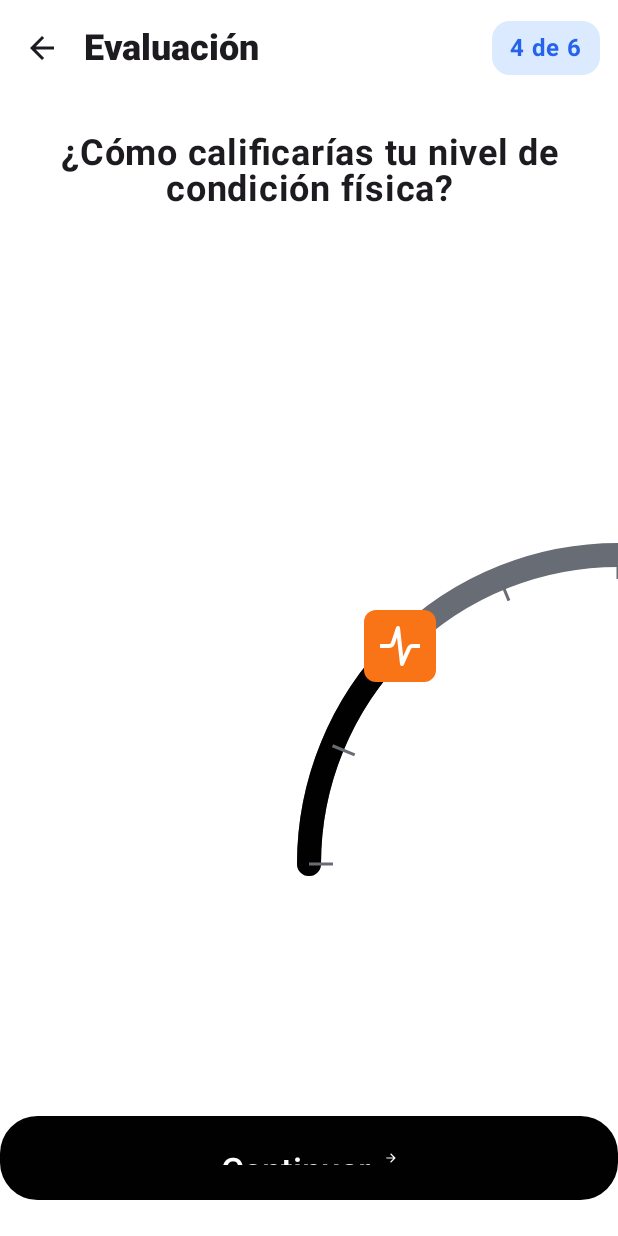
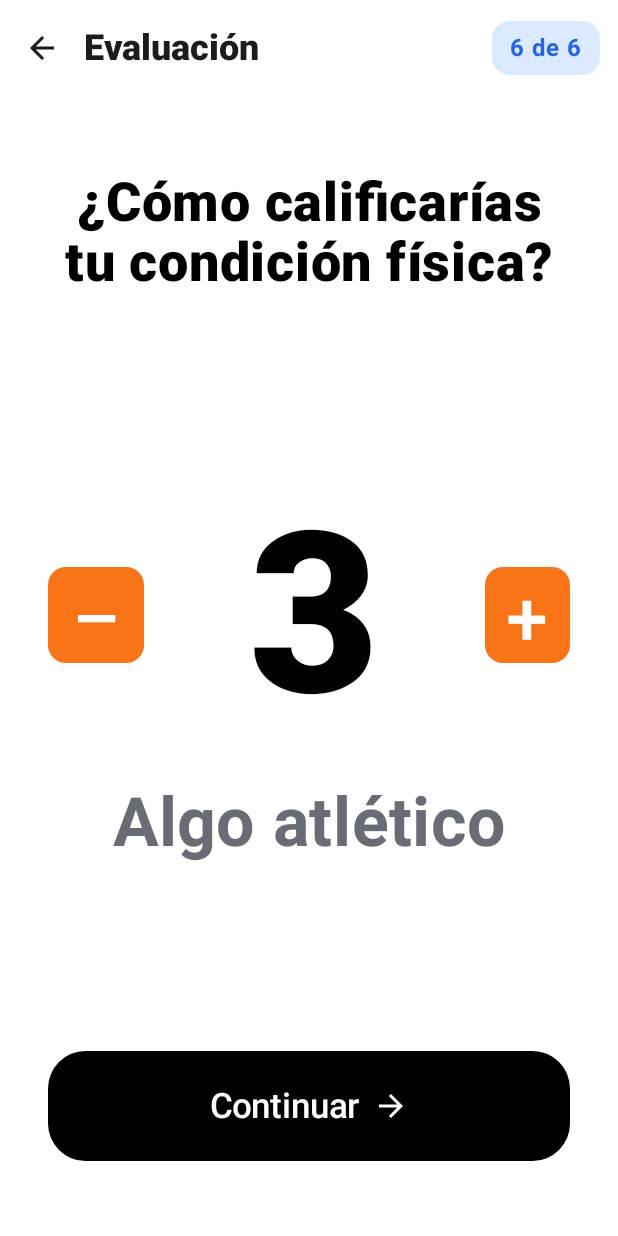
Before and after one commit to Hiidekii/HCI_Project, an Android app built with Jetpack Compose: the CondicionFisicaScreen screen opened through its navigation route, on a phone screen of 412 x 824 dp. Run offline under Robolectric (Android 15) with nearby library versions, the phone set to English and light mode, and no system bars; our stand-ins replace Compose Multiplatform resources.

Commit message:
CondicionFisicaScreen hecho

```diff
--- a/composeApp/src/commonMain/kotlin/com/ulima/hci_project_g2/app/App.kt
+++ b/composeApp/src/commonMain/kotlin/com/ulima/hci_project_g2/app/App.kt
@@ -1,5 +1,6 @@
 package com.ulima.hci_project_g2.app
 
+import CondicionFisicaScreen
 import androidx.compose.animation.slideInHorizontally
 import androidx.compose.animation.slideOutHorizontally
 import androidx.compose.material3.MaterialTheme
@@ -30,7 +31,6 @@ import com.ulima.hci_project_g2.features.exercise.domain.MuscleGroup
 import com.ulima.hci_project_g2.features.exercise.presentation.ExerciseDetailScreen
 import com.ulima.hci_project_g2.features.exercise.presentation.ExerciseIntructionsScreen
 import com.ulima.hci_project_g2.features.userData.presentation.AlturaScreen
-import com.ulima.hci_project_g2.features.userData.presentation.CondicionFisicaScreen
 import com.ulima.hci_project_g2.features.userData.presentation.EdadScreen
 import com.ulima.hci_project_g2.features.userData.presentation.GeneroScreen
 import com.ulima.hci_project_g2.features.userData.presentation.IntroduccionScreen
--- a/composeApp/src/commonMain/kotlin/com/ulima/hci_project_g2/features/userData/presentation/CondicionFisicaScreen.kt
+++ b/composeApp/src/commonMain/kotlin/com/ulima/hci_project_g2/features/userData/presentation/CondicionFisicaScreen.kt
@@ -1,24 +1,17 @@
-package com.ulima.hci_project_g2.features.userData.presentation
-
-import androidx.compose.foundation.Canvas
-import androidx.compose.foundation.gestures.detectDragGestures
 import androidx.compose.foundation.layout.Arrangement
 import androidx.compose.foundation.layout.Box
-import androidx.compose.foundation.layout.BoxWithConstraints
 import androidx.compose.foundation.layout.Column
+import androidx.compose.foundation.layout.PaddingValues
 import androidx.compose.foundation.layout.Row
 import androidx.compose.foundation.layout.Spacer
-import androidx.compose.foundation.layout.aspectRatio
 import androidx.compose.foundation.layout.fillMaxSize
 import androidx.compose.foundation.layout.fillMaxWidth
-import androidx.compose.foundation.layout.height
-import androidx.compose.foundation.layout.offset
 import androidx.compose.foundation.layout.padding
 import androidx.compose.foundation.layout.size
+import androidx.compose.foundation.layout.width
 import androidx.compose.foundation.shape.RoundedCornerShape
-import androidx.compose.material3.Card
-import androidx.compose.material3.CardDefaults
-import androidx.compose.material3.Icon
+import androidx.compose.material3.Button
+import androidx.compose.material3.ButtonDefaults
 import androidx.compose.material3.Scaffold
 import androidx.compose.material3.Text
 import androidx.compose.runtime.Composable
@@ -28,15 +21,9 @@ import androidx.compose.runtime.remember
 import androidx.compose.runtime.setValue
 import androidx.compose.ui.Alignment
 import androidx.compose.ui.Modifier
-import androidx.compose.ui.geometry.Offset
-import androidx.compose.ui.geometry.Size
-import androidx.compose.ui.graphics.StrokeCap
-import androidx.compose.ui.graphics.drawscope.Stroke
-import androidx.compose.ui.input.pointer.pointerInput
-import androidx.compose.ui.platform.LocalDensity
+import androidx.compose.ui.graphics.Color
 import androidx.compose.ui.text.font.FontWeight
 import androidx.compose.ui.text.style.TextAlign
-import androidx.compose.ui.unit.IntOffset
 import androidx.compose.ui.unit.dp
 import androidx.compose.ui.unit.sp
 import com.ulima.hci_project_g2.core.presentation.PrimaryBlack
@@ -45,174 +32,131 @@ import com.ulima.hci_project_g2.core.presentation.PrimaryOrange
 import com.ulima.hci_project_g2.core.presentation.PrimaryWhite
 import com.ulima.hci_project_g2.core.presentation.components.MyActionButton
 import com.ulima.hci_project_g2.core.presentation.components.UlimaFitTopBar
-import hci_project.composeapp.generated.resources.Res
-import hci_project.composeapp.generated.resources.ic_heart
-import org.jetbrains.compose.resources.painterResource
+import com.ulima.hci_project_g2.features.userData.presentation.UserDataViewModel
 import org.koin.compose.viewmodel.koinViewModel
-import kotlin.math.PI
-import kotlin.math.atan2
-import kotlin.math.cos
-import kotlin.math.roundToInt
-import kotlin.math.sin
 
 @Composable
-fun CondicionFisicaScreen (
+fun CondicionFisicaScreen(
+    onReturnClick: () -> Unit,
     onNextClick: () -> Unit,
-    onReturnClick: () -> Unit,
     userDataViewModel: UserDataViewModel = koinViewModel()
-){
-    val ratingRange = 1..5
-    var selectedRating by remember { mutableStateOf(3) }
-    val labels = mapOf(
-        1 to "Muy baja", 2 to "Baja", 3 to "Algo atlético",
-        4 to "Atlético", 5 to "Muy atlético"
-    )
+) {
+    var selectedCondicion by remember { mutableStateOf<Int>(3) }
+
 
     Scaffold(
         topBar = {
             UlimaFitTopBar(
                 titulo = "Evaluación",
-                pasoActual = 4,
+                pasoActual = 6,
                 onBackClick = { onReturnClick() }
             )
         },
         containerColor = PrimaryWhite
     ) { paddingValues ->
-        Column(
+        Box(
             modifier = Modifier
                 .fillMaxSize()
                 .padding(paddingValues)
-                .padding(vertical = 24.dp),
-            verticalArrangement = Arrangement.spacedBy(24.dp)
+                .padding(horizontal = 32.dp, vertical = 50.dp),
+            contentAlignment = Alignment.Center
         ) {
-            Text(
-                text = "¿Cómo calificarías tu nivel de condición física?",
-                fontSize = 24.sp,
-                fontWeight = FontWeight.Bold,
-                textAlign = TextAlign.Center,
-                modifier = Modifier.fillMaxWidth()
-            )
+            Column(
+                horizontalAlignment = Alignment.CenterHorizontally,
+                verticalArrangement = Arrangement.spacedBy(24.dp)
+            ) {
+                Text(
+                    text = "¿Cómo calificarías tu condición física?",
+                    fontWeight = FontWeight.Black,
+                    fontSize = 36.sp,
+                    color = PrimaryBlack,
+                    textAlign = TextAlign.Center,
+                    lineHeight = 40.sp,
+                )
 
-            // ⚙️ Slider curvo con thumb móvil
-            BoxWithConstraints(
-                modifier = Modifier
-                    .fillMaxWidth()               // ocupa todo el ancho
-                    .aspectRatio(1f)
-                    .pointerInput(Unit) {
-                        detectDragGestures { change, _ ->
-                            val center = Offset(((size.width / 2).toFloat()), size.height.toFloat())
-                            val touch = change.position
-                            val radians = atan2(
-                                (touch.y - center.y).toDouble(),
-                                (touch.x - center.x).toDouble()
-                            )
-                            val angleDeg = (radians * 180f / PI).toFloat()
-                            val startAngle = 180f
-                            var relative = angleDeg - startAngle
-                            if (relative < 0f) relative += 360f
-                            val sweepPerStep = 90f / (ratingRange.last - ratingRange.first)
-                            val newRating = (relative / sweepPerStep).roundToInt() + 1
-                            selectedRating = newRating.coerceIn(ratingRange)
-                        }
+                Spacer(modifier = Modifier.weight(1f))
+
+                Row(
+                    verticalAlignment = Alignment.CenterVertically,
+                    horizontalArrangement = Arrangement.Center,
+                    modifier = Modifier.fillMaxWidth()
+                ) {
+                    // 1) Flags de habilitación
+                    val canDecrease = selectedCondicion > 0
+                    val canIncrease = selectedCondicion < 5
+
+                    // 2) Botón “–”
+                    Button(
+                        onClick = { if (canDecrease) selectedCondicion-- },
+                        enabled = canDecrease,
+                        shape = RoundedCornerShape(12.dp),
+                        colors = ButtonDefaults.buttonColors(
+                            containerColor = PrimaryOrange,
+                            contentColor = Color.White,
+                            disabledContainerColor = PrimaryOrange.copy(alpha = 0.3f),
+                            disabledContentColor = Color.White.copy(alpha = 0.3f)
+                        ),
+                        modifier = Modifier.size(64.dp),
+                        contentPadding = PaddingValues(5.dp)
+                    ) {
+                        Text(text = "–", fontSize = 50.sp)
                     }
-            ) {
-                // Medidas en px
-                val boxW = with(LocalDensity.current) { maxWidth.toPx() }
-                val boxH = boxW                   // como es cuadrado
-                val center = Offset(boxW, boxH)
-                val radius = boxW / 2f
-                val startAngle = 180f
-                val sweepPerStep = 90f / (ratingRange.last - ratingRange.first)
-                val sweep    = (selectedRating - 1) * sweepPerStep
-                val angleDeg   = startAngle + sweep               // defínelo como Float o Double
-                val angleRad   = angleDeg * (PI / 180.0)           // convierte grados→radianes
-                val thumbX     = center.x + cos(angleRad).toFloat() * radius
-                val thumbY     = center.y + sin(angleRad).toFloat() * radius
 
-                Canvas(modifier = Modifier.fillMaxSize()) {
-                    val strokeWidth = 16.dp.toPx()
-                    val arcSize     = Size(radius * 2, radius * 2)
-                    val arcTopLeft  = Offset(center.x - radius, center.y - radius)
-                    // Arco de fondo
-                    drawArc(
-                        color     = PrimaryDarkGray,
-                        startAngle= startAngle,
-                        sweepAngle= 90f,
-                        useCenter = false,
-                        style     = Stroke(width = strokeWidth, cap = StrokeCap.Round),
-                        topLeft   = arcTopLeft,
-                        size      = arcSize
+                    Spacer(Modifier.width(70.dp))
+
+                    Text(
+                        text = selectedCondicion.toString(),
+                        fontSize = 150.sp,
+                        fontWeight = FontWeight.W900,
+                        color = PrimaryBlack
                     )
-                    // Arco de progreso
-                    drawArc(
-                        color     = PrimaryBlack,
-                        startAngle= startAngle,
-                        sweepAngle= sweep,
-                        useCenter = false,
-                        style     = Stroke(width = strokeWidth, cap = StrokeCap.Round),
-                        topLeft   = arcTopLeft,
-                        size      = arcSize
-                    )
-                    // Ticks
-                    val tickLen = 16.dp.toPx()
-                    ratingRange.forEach { i ->
-                        // 1) Calculas el ángulo en grados
-                        val angDeg = startAngle + (i - 1) * sweepPerStep
-                        // 2) Lo pasas a radianes sin Math.toRadians
-                        val angRad = angDeg * (PI / 180.0)
-                        // 3) Calculas los puntos exterior e interior
-                        val outer = center + Offset(
-                            cos(angRad).toFloat() * radius,
-                            sin(angRad).toFloat() * radius
-                        )
-                        val inner = center + Offset(
-                            cos(angRad).toFloat() * (radius - tickLen),
-                            sin(angRad).toFloat() * (radius - tickLen)
-                        )
-                        // 4) Dibujas la línea
-                        drawLine(
-                            color       = PrimaryDarkGray,
-                            start       = inner,
-                            end         = outer,
-                            strokeWidth = 2.dp.toPx()
-                        )
+
+                    Spacer(Modifier.width(70.dp))
+
+                    // 3) Botón “+”
+                    Button(
+                        onClick = { if (canIncrease) selectedCondicion++ },
+                        enabled = canIncrease,
+                        shape = RoundedCornerShape(12.dp),
+                        colors = ButtonDefaults.buttonColors(
+                            containerColor = PrimaryOrange,
+                            contentColor = Color.White,
+                            disabledContainerColor = PrimaryOrange.copy(alpha = 0.4f),
+                            disabledContentColor = Color.White.copy(alpha = 0.4f)
+                        ),
+                        modifier = Modifier.size(64.dp),
+                        contentPadding = PaddingValues(5.dp)
+                    ) {
+                        Text(text = "+", fontSize = 50.sp)
                     }
                 }
-
-                // Thumb móvil
-                Card(
-                    shape    = RoundedCornerShape(8.dp),
-                    colors   = CardDefaults.cardColors(containerColor = PrimaryOrange),
-                    modifier = Modifier
-                        .size(48.dp)
-                        .offset {
-                            // centrar el Card en el punto (thumbX, thumbY)
-                            IntOffset(
-                                x = (thumbX - 24.dp.toPx()).roundToInt(),
-                                y = (thumbY - 24.dp.toPx()).roundToInt()
-                            )
-                        }
-                ) {
-                    Icon(
-                        painter           = painterResource(Res.drawable.ic_heart),
-                        contentDescription= null,
-                        tint              = PrimaryWhite,
-                        modifier          = Modifier.padding(8.dp)
-                    )
-                }
+                Text(
+                    text = when (selectedCondicion) {
+                        0 -> "Sedentario"
+                        1 -> "Muy bajo"
+                        2 -> "Bajo"
+                        3 -> "Algo atlético"
+                        4 -> "Atlético"
+                        5 -> "Muy atlético"
+                        else -> ""
+                    },
+                    fontSize = 45.sp,
+                    color = PrimaryDarkGray,
+                    fontWeight = FontWeight.Bold
+                )
+                Spacer(modifier = Modifier.weight(1f))
+                MyActionButton(
+                    text = "Continuar",
+                    enabled = true,
+                    isLoading = false,
+                    onClick = {
+                        userDataViewModel.saveFisicoPreferences(
+                            selectedCondicion
+                        )
+                        onNextClick()
+                    }
+                )
             }
-
-            Spacer(modifier = Modifier.weight(1f))
-
-            MyActionButton(
-                text      = "Continuar",
-                enabled   = true,
-                isLoading = false,
-                onClick   = { onNextClick() },
-                modifier  = Modifier
-                    .fillMaxWidth()
-                    .height(56.dp)
-            )
         }
     }
 }
--- a/composeApp/src/commonMain/kotlin/com/ulima/hci_project_g2/features/userData/presentation/GeneroScreen.kt
+++ b/composeApp/src/commonMain/kotlin/com/ulima/hci_project_g2/features/userData/presentation/GeneroScreen.kt
@@ -58,7 +58,7 @@ fun GeneroScreen (
     onReturnClick: () -> Unit,
     userDataViewModel: UserDataViewModel = koinViewModel()
 ){
-    var selectedGender by remember { mutableStateOf<  String?>(null) }
+    var selectedGender by remember { mutableStateOf<  Int?>(null) }
     Scaffold(
         topBar = {
             UlimaFitTopBar(
@@ -92,20 +92,20 @@ fun GeneroScreen (
                     GenderCard(
                         imageRes = Res.drawable.img_hombre,
                         label = "Hombre",
-                        isSelected = selectedGender == "Hombre"
-                    ) { selectedGender = "Hombre" }
+                        isSelected = selectedGender == 1
+                    ) { selectedGender = 1 }
 
                     GenderCard(
                         imageRes = Res.drawable.img_mujer,
                         label = "Mujer",
-                        isSelected = selectedGender == "Mujer"
-                    ) { selectedGender = "Mujer" }
+                        isSelected = selectedGender == 2
+                    ) { selectedGender = 2 }
 
                 Spacer(modifier = Modifier.weight(1f))
 
                 Button(
                     onClick = {
-                        selectedGender = "noEspecificado"
+                        selectedGender = 3
                         onNextClick() },
                     shape = RoundedCornerShape(25.dp),
                     colors = ButtonDefaults.buttonColors(
--- a/composeApp/src/commonMain/kotlin/com/ulima/hci_project_g2/features/userData/presentation/ObjetivoFitnessScreen.kt
+++ b/composeApp/src/commonMain/kotlin/com/ulima/hci_project_g2/features/userData/presentation/ObjetivoFitnessScreen.kt
@@ -43,11 +43,13 @@ import hci_project.composeapp.generated.resources.ic_heart
 import hci_project.composeapp.generated.resources.ic_pesa
 import org.jetbrains.compose.resources.DrawableResource
 import org.jetbrains.compose.resources.painterResource
+import org.koin.compose.viewmodel.koinViewModel
 
 @Composable
 fun ObjetivoFitnessScreen(
     onReturnClick: () -> Unit,
-    onNextClick: () -> Unit
+    onNextClick: () -> Unit,
+    userDataViewModel: UserDataViewModel = koinViewModel()
 ){
         var selectedObjective by remember { mutableStateOf<Int?>(null) }
         val objetivos = listOf(
@@ -145,6 +147,9 @@ fun ObjetivoFitnessScreen(
                         enabled = (selectedObjective != null),
                         isLoading = false,
                         onClick = {
+                            userDataViewModel.saveObjetivoPreferences(
+                                selectedObjective!!
+                            )
                             onNextClick()
                         }
                     )
--- a/composeApp/src/commonMain/kotlin/com/ulima/hci_project_g2/features/userData/presentation/UserDataViewModel.kt
+++ b/composeApp/src/commonMain/kotlin/com/ulima/hci_project_g2/features/userData/presentation/UserDataViewModel.kt
@@ -69,10 +69,10 @@ class UserDataViewModel(
             //            }
             //        }
             //    }
-    fun saveGeneroPreferences(genero: String) {
+                fun saveGeneroPreferences(genero: Int) {
                     viewModelScope.launch {
                         preferences.edit { dataStore ->
-                val generoKey = stringPreferencesKey("genero")
+                            val generoKey = intPreferencesKey("genero")
                             dataStore[generoKey] = genero
                         }
                     }
@@ -81,11 +81,47 @@ class UserDataViewModel(
             //    fun getGeneroPreferences() {
             //        viewModelScope.launch {
             //            preferences.data.collect { dataStore ->
-//                val generoKey = stringPreferencesKey("genero")
+            //                val generoKey = intPreferencesKey("genero")
             //                val genero = dataStore[generoKey]
-//                println(genero)
+            //                println("Genero: $genero")
             //            }
             //        }
             //    }
 
+                fun saveFisicoPreferences(condicionFisica: Int) {
+                    viewModelScope.launch {
+                        preferences.edit { dataStore ->
+                            val fisicoKey = intPreferencesKey("condicionFisica")
+                            dataStore[fisicoKey] = condicionFisica
                         }
+                    }
+                }
+
+                //    fun getFisicoPreferences() {
+            //        viewModelScope.launch {
+            //            preferences.data.collect { dataStore ->
+            //                val fisicoKey = intPreferencesKey("CondicionFisica")
+            //                val CondicionFisica = dataStore[fisicoKey]
+            //                println("CondicionFisica: $CondicionFisica")
+            //            }
+            //        }
+            //    }
+                fun saveObjetivoPreferences(objetivo: Int) {
+                    viewModelScope.launch {
+                        preferences.edit { dataStore ->
+                            val objetivoKey = intPreferencesKey("objetivo")
+                            dataStore[objetivoKey] = objetivo
+                        }
+                    }
+                }
+
+//                fun getObjetivoPreferences() {
+//                    viewModelScope.launch {
+//                        preferences.data.collect { dataStore ->
+//                            val objetivoKey = intPreferencesKey("objetivo")
+//                            val objetivo = dataStore[objetivoKey]
+//                            println("ObjetivoFitness: $objetivo")
+//                        }
+//                    }
+//                }
+            }
```
Lines whose indentation alone changed are shown as unchanged.
